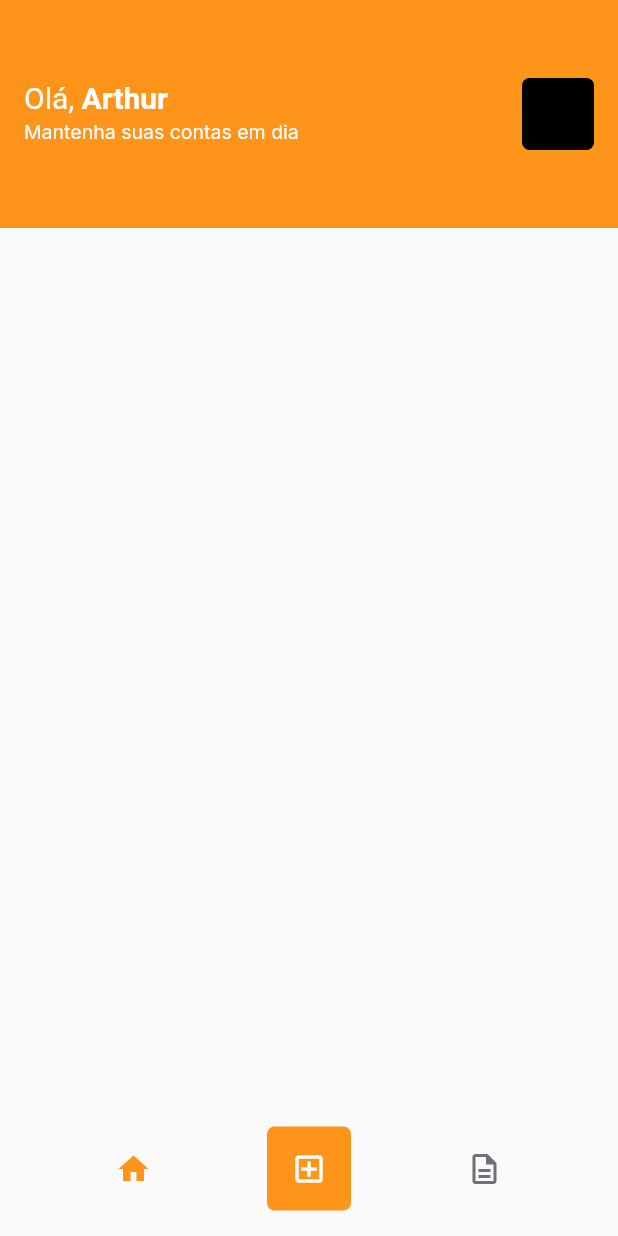
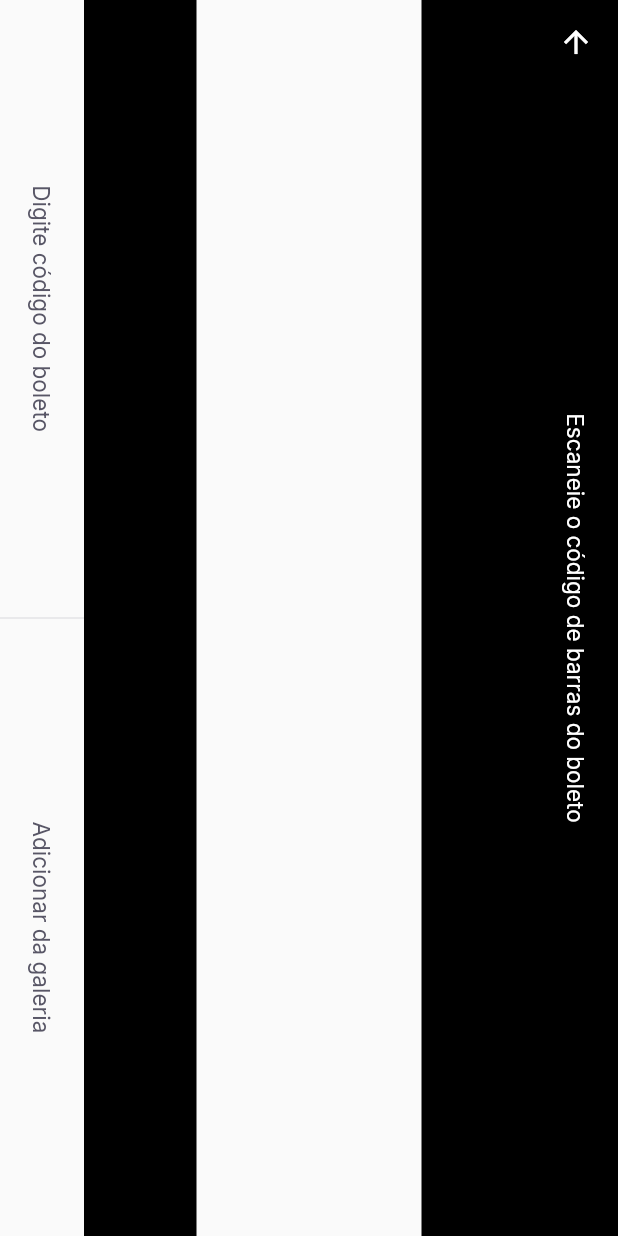
Before and after one commit to arthur-andraade/PayFlow, a Flutter app: the HomePage screen opened by its route, after a tap on the "add box" icon, on a phone screen of 412 x 824 dp. Run offline on Flutter 3.47's test engine with Material 2 defaults, Android fonts, the phone set to English and light mode, and no system bars; our stand-ins replace firebase_core, google_fonts, google_sign_in, shared_preferences; accounts and stored records are empty.

Commit message:
Implementa o BarCodeScanner

```diff
--- /dev/null
+++ b/playflow/lib/modules/barcode_scanner/barcode_scanner_page.dart
@@ -0,0 +1,62 @@
+import 'package:flutter/material.dart';
+import 'package:playflow/shared/theme/app_colors.dart';
+import 'package:playflow/shared/theme/app_text_styles.dart';
+import 'package:playflow/shared/widgets/bottom_sheet/bottom_sheet_widget.dart';
+import 'package:playflow/shared/widgets/set_label_buttons/set_label_buttons.dart';
+
+class BarcodeScannerPage extends StatefulWidget {
+  const BarcodeScannerPage({Key? key}) : super(key: key);
+
+  @override
+  _BarcodeScannerPageState createState() => _BarcodeScannerPageState();
+}
+
+class _BarcodeScannerPageState extends State<BarcodeScannerPage> {
+  @override
+  Widget build(BuildContext context) {
+    return SafeArea(
+      child: RotatedBox(
+        quarterTurns: 1,
+        child: Scaffold(
+          appBar: AppBar(
+            backgroundColor: Colors.black,
+            title: Text(
+              "Escaneie o código de barras do boleto",
+              style: TextStyles.buttonBackground,
+            ),
+            centerTitle: true,
+            leading: BackButton(
+              color: AppColors.background,
+            ),
+          ),
+          body: Column(
+            children: [
+              Expanded(
+                child: Container(
+                  color: Colors.black,
+                ),
+              ),
+              Expanded(
+                flex: 2,
+                child: Container(
+                  color: Colors.transparent,
+                ),
+              ),
+              Expanded(
+                child: Container(
+                  color: Colors.black,
+                ),
+              ),
+            ],
+          ),
+          bottomNavigationBar: SetLabelButtons(
+            primaryLabel: "Digite código do boleto",
+            primaryOnPressed: () {},
+            secondaryLabel: "Adicionar da galeria",
+            secondaryOnPressed: () {},
+          ),
+        ),
+      ),
+    );
+  }
+}
--- a/playflow/lib/modules/home/home_page.dart
+++ b/playflow/lib/modules/home/home_page.dart
@@ -69,10 +69,11 @@ class _HomePageState extends State<HomePage> {
                 color: controller.currentPage == HOME
                     ? AppColors.primary
                     : AppColors.body,
-                )),
+              ),
+            ),
             GestureDetector(
-              onTap: () {
-                print("clicou");
+              onTap: () async {
+                await Navigator.pushNamed(context, "/barcode_scanner");
               },
               child: Container(
                 width: 56,
@@ -81,12 +82,9 @@ class _HomePageState extends State<HomePage> {
                   color: AppColors.primary,
                   borderRadius: BorderRadius.circular(5),
                 ),
-                child: IconButton(
-                  onPressed: () {},
-                  icon: Icon(
+                child: Icon(
                   Icons.add_box_outlined,
                   color: AppColors.background,
-                  ),
                 ),
               ),
             ),
--- /dev/null
+++ b/playflow/lib/shared/widgets/divider/divider_vertical_widget.dart
@@ -0,0 +1,15 @@
+import 'package:flutter/material.dart';
+import 'package:playflow/shared/theme/app_colors.dart';
+
+class DividerVerticalWidget extends StatelessWidget {
+  const DividerVerticalWidget({Key? key}) : super(key: key);
+
+  @override
+  Widget build(BuildContext context) {
+    return Container(
+      width: 1,
+      height: double.maxFinite,
+      color: AppColors.stroke,
+    );
+  }
+}
--- /dev/null
+++ b/playflow/lib/shared/widgets/label_button/label_button.dart
@@ -0,0 +1,25 @@
+import 'package:flutter/material.dart';
+import 'package:playflow/shared/theme/app_text_styles.dart';
+
+class LabelButton extends StatelessWidget {
+  final String label;
+  final VoidCallback onPressed;
+
+  const LabelButton({Key? key, required this.label, required this.onPressed})
+      : super(key: key);
+
+  @override
+  Widget build(BuildContext context) {
+    return Container(
+      height: 56,
+      child: TextButton(
+        onPressed: onPressed,
+        child: Text(
+          label,
+          style: TextStyles.buttonHeading,
+          textAlign: TextAlign.center,
+        ),
+      ),
+    );
+  }
+}
--- /dev/null
+++ b/playflow/lib/shared/widgets/set_label_buttons/set_label_buttons.dart
@@ -0,0 +1,42 @@
+import 'package:flutter/material.dart';
+import 'package:playflow/shared/widgets/divider/divider_vertical_widget.dart';
+import 'package:playflow/shared/widgets/label_button/label_button.dart';
+
+class SetLabelButtons extends StatelessWidget {
+  final String primaryLabel;
+  final VoidCallback primaryOnPressed;
+  final String secondaryLabel;
+  final VoidCallback secondaryOnPressed;
+
+  const SetLabelButtons(
+      {Key? key,
+      required this.primaryLabel,
+      required this.primaryOnPressed,
+      required this.secondaryLabel,
+      required this.secondaryOnPressed})
+      : super(key: key);
+
+  @override
+  Widget build(BuildContext context) {
+    return Container(
+      height: 56,
+      child: Row(
+        children: [
+          Expanded(
+            child: LabelButton(
+              label: primaryLabel,
+              onPressed: primaryOnPressed,
+            ),
+          ),
+          DividerVerticalWidget(),
+          Expanded(
+            child: LabelButton(
+              label: secondaryLabel,
+              onPressed: secondaryOnPressed,
+            ),
+          ),
+        ],
+      ),
+    );
+  }
+}
--- a/playflow/pubspec.yaml
+++ b/playflow/pubspec.yaml
@@ -23,11 +23,14 @@ environment:
 dependencies:
   flutter:
     sdk: flutter
+  camera: ^0.8.1+3
   cupertino_icons: ^1.0.2
   firebase_core: ^1.3.0
   google_fonts: ^2.1.0
+  google_ml_kit: ^0.6.0
   google_sign_in: ^5.0.4
   google_sign_in_web: ^0.10.0
+  image_picker: ^0.8.1+1
   shared_preferences: ^2.0.6
 
 dev_dependencies:
```
Also changed, not shown: playflow/lib/app_widget.dart (+14 -1 lines), playflow/lib/shared/widgets/bottom_sheet/bottom_sheet_widget.dart (added, +76 -0 lines), playflow/pubspec.lock. Lines whose indentation alone changed are shown as unchanged.
